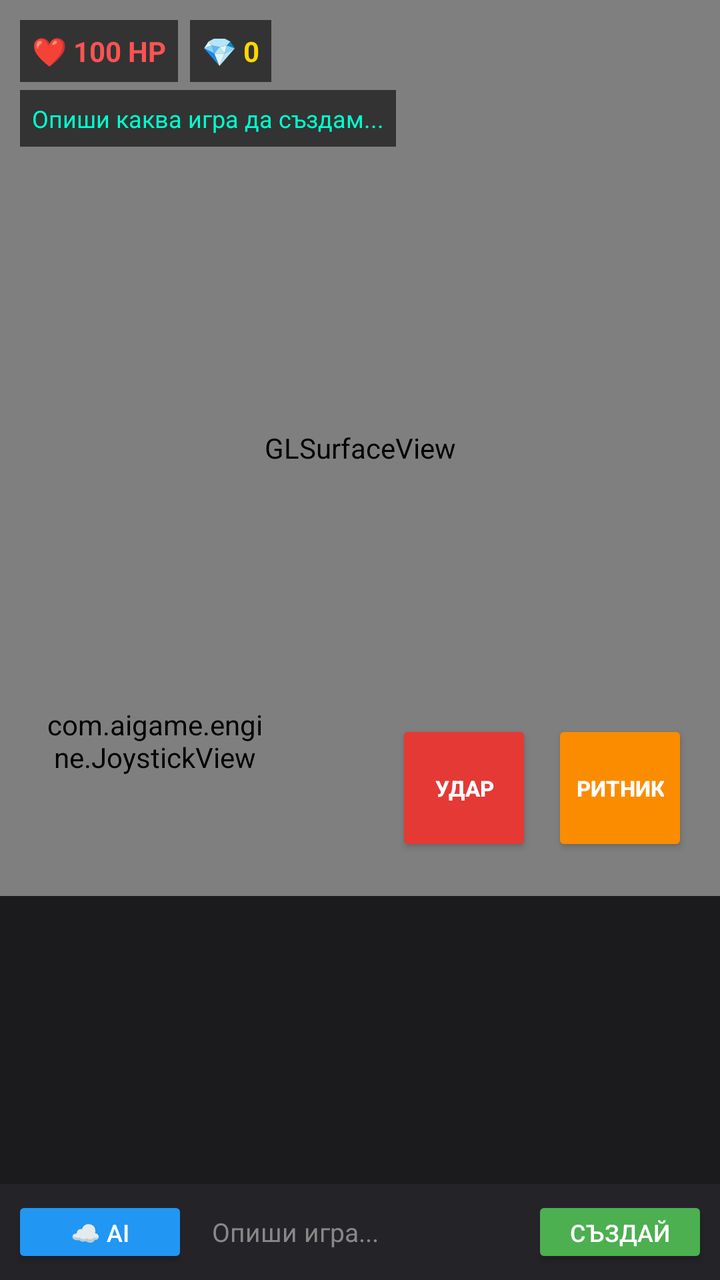
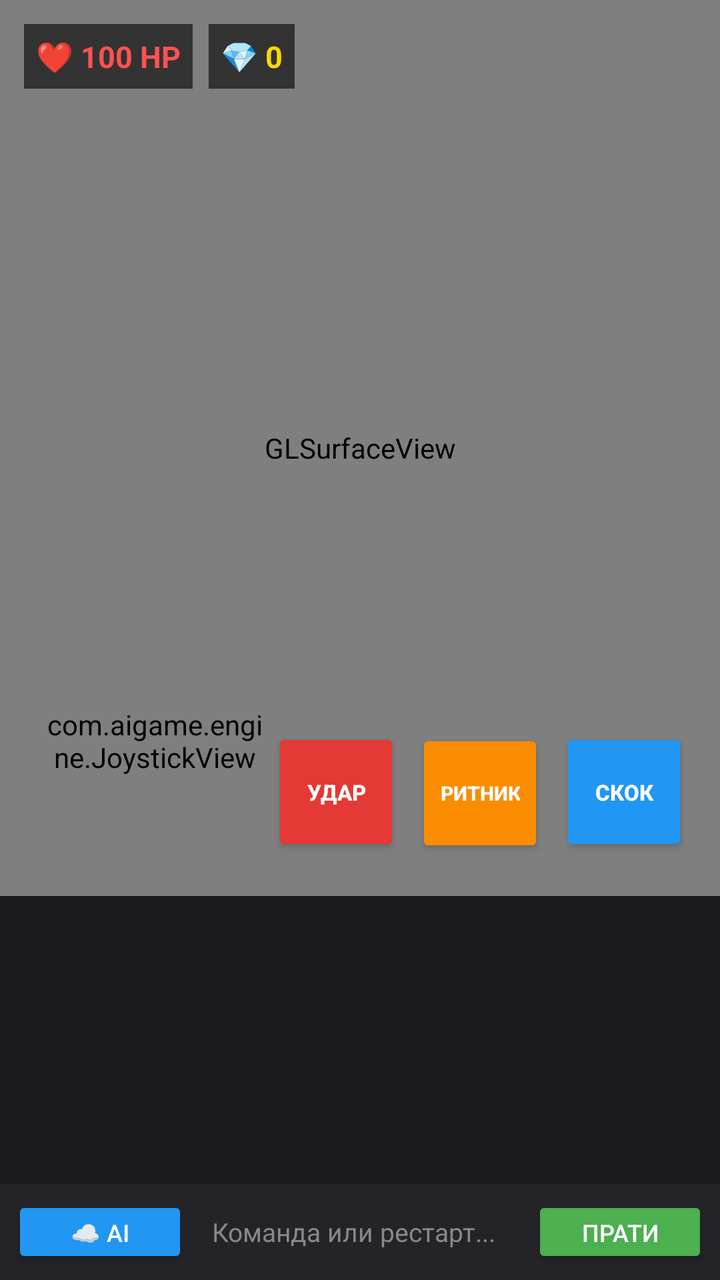

The first picture is an Android layout as it rendered before a commit; the second is the same layout after the commit. The layout source and the unified diff follow.
<!-- AndroidManifest.xml: application theme Theme.AppCompat.Light.NoActionBar -->
<!-- res/layout/activity_main.xml -->
<?xml version="1.0" encoding="utf-8"?>
<LinearLayout xmlns:android="http://schemas.android.com/apk/res/android"
    android:layout_width="match_parent"
    android:layout_height="match_parent"
    android:orientation="vertical"
    android:weightSum="100"
    android:background="#141416">

    
    <FrameLayout
        android:id="@+id/viewport_container"
        android:layout_width="match_parent"
        android:layout_height="0dp"
        android:layout_weight="70">

        <android.opengl.GLSurfaceView
            android:id="@+id/gl_surface_view"
            android:layout_width="match_parent"
            android:layout_height="match_parent" />

        
        <LinearLayout
            android:layout_width="wrap_content"
            android:layout_height="wrap_content"
            android:orientation="vertical"
            android:layout_gravity="top|start"
            android:layout_margin="10dp">

            <LinearLayout
                android:layout_width="wrap_content"
                android:layout_height="wrap_content"
                android:orientation="horizontal">

                <TextView
                    android:id="@+id/tv_hp"
                    android:layout_width="wrap_content"
                    android:layout_height="wrap_content"
                    android:text="❤️ 100 HP"
                    android:textColor="#FF5252"
                    android:textSize="14sp"
                    android:textStyle="bold"
                    android:background="#99000000"
                    android:padding="6dp"
                    android:layout_marginEnd="6dp"/>

                <TextView
                    android:id="@+id/tv_score"
                    android:layout_width="wrap_content"
                    android:layout_height="wrap_content"
                    android:text="💎 0"
                    android:textColor="#FFD700"
                    android:textSize="14sp"
                    android:textStyle="bold"
                    android:background="#99000000"
                    android:padding="6dp"/>
            </LinearLayout>

            <TextView
                android:id="@+id/tv_game_goal"
                android:layout_width="wrap_content"
                android:layout_height="wrap_content"
                android:layout_marginTop="4dp"
                android:text="Опиши каква игра да създам..."
                android:textColor="#00FFCC"
                android:textSize="12sp"
                android:background="#99000000"
                android:padding="6dp"/>
        </LinearLayout>

        
        <TextView
            android:id="@+id/tv_win_banner"
            android:layout_width="wrap_content"
            android:layout_height="wrap_content"
            android:layout_gravity="center"
            android:text="🏆 ПОБЕДА! 🏆"
            android:textColor="#FFEB3B"
            android:textSize="26sp"
            android:textStyle="bold"
            android:background="#DD000000"
            android:padding="14dp"
            android:visibility="gone"/>

        
        <com.aigame.engine.JoystickView
            android:id="@+id/joystick_view"
            android:layout_width="115dp"
            android:layout_height="115dp"
            android:layout_gravity="bottom|start"
            android:layout_marginStart="20dp"
            android:layout_marginBottom="20dp" />

        
        <LinearLayout
            android:layout_width="wrap_content"
            android:layout_height="wrap_content"
            android:orientation="horizontal"
            android:layout_gravity="bottom|end"
            android:layout_marginEnd="16dp"
            android:layout_marginBottom="20dp">

            <Button
                android:id="@+id/btn_action_a"
                android:layout_width="68dp"
                android:layout_height="68dp"
                android:text="УДАР"
                android:textSize="11sp"
                android:textStyle="bold"
                android:textColor="#FFFFFF"
                android:backgroundTint="#E53935"
                android:layout_marginEnd="10dp"/>

            <Button
                android:id="@+id/btn_action_b"
                android:layout_width="68dp"
                android:layout_height="68dp"
                android:text="РИТНИК"
                android:textSize="11sp"
                android:textStyle="bold"
                android:textColor="#FFFFFF"
                android:backgroundTint="#FB8C00"/>
        </LinearLayout>
    </FrameLayout>

    
    <LinearLayout
        android:id="@+id/chat_container"
        android:layout_width="match_parent"
        android:layout_height="0dp"
        android:layout_weight="30"
        android:orientation="vertical"
        android:background="#1B1B1E">

        <androidx.recyclerview.widget.RecyclerView
            android:id="@+id/chat_recycler"
            android:layout_width="match_parent"
            android:layout_height="0dp"
            android:layout_weight="1"
            android:padding="6dp"
            android:clipToPadding="false"/>

        <LinearLayout
            android:layout_width="match_parent"
            android:layout_height="wrap_content"
            android:orientation="horizontal"
            android:padding="6dp"
            android:background="#242428"
            android:gravity="center_vertical">

            <Button
                android:id="@+id/btn_ai_cloud"
                android:layout_width="wrap_content"
                android:layout_height="36dp"
                android:text="☁️ AI"
                android:textSize="12sp"
                android:backgroundTint="#2196F3"
                android:textColor="#FFFFFF"
                android:layout_marginEnd="6dp"/>

            <EditText
                android:id="@+id/chat_input"
                android:layout_width="0dp"
                android:layout_height="wrap_content"
                android:layout_weight="1"
                android:hint="Опиши игра..."
                android:textColorHint="#888888"
                android:textColor="#FFFFFF"
                android:background="@android:color/transparent"
                android:padding="6dp"
                android:textSize="13sp"
                android:inputType="textMultiLine"
                android:maxLines="2"/>

            <Button
                android:id="@+id/btn_send"
                android:layout_width="wrap_content"
                android:layout_height="36dp"
                android:text="Създай"
                android:textSize="12sp"
                android:backgroundTint="#4CAF50"
                android:textColor="#FFFFFF"/>
        </LinearLayout>
    </LinearLayout>
</LinearLayout>
<!-- resources referenced by this layout -->
<resources>

</resources>

<!-- the commit's change to res/layout/activity_main.xml (unified diff, before → after) -->
@@ -22,47 +22,30 @@
         <LinearLayout
             android:layout_width="wrap_content"
             android:layout_height="wrap_content"
-            android:orientation="vertical"
+            android:orientation="horizontal"
             android:layout_gravity="top|start"
-            android:layout_margin="10dp">
+            android:layout_margin="12dp">
 
-            <LinearLayout
+            <TextView
+                android:id="@+id/tv_hp"
                 android:layout_width="wrap_content"
                 android:layout_height="wrap_content"
-                android:orientation="horizontal">
-
-                <TextView
-                    android:id="@+id/tv_hp"
-                    android:layout_width="wrap_content"
-                    android:layout_height="wrap_content"
-                    android:text="❤️ 100 HP"
-                    android:textColor="#FF5252"
-                    android:textSize="14sp"
-                    android:textStyle="bold"
-                    android:background="#99000000"
-                    android:padding="6dp"
-                    android:layout_marginEnd="6dp"/>
-
-                <TextView
-                    android:id="@+id/tv_score"
-                    android:layout_width="wrap_content"
-                    android:layout_height="wrap_content"
-                    android:text="💎 0"
-                    android:textColor="#FFD700"
-                    android:textSize="14sp"
-                    android:textStyle="bold"
-                    android:background="#99000000"
-                    android:padding="6dp"/>
-            </LinearLayout>
+                android:text="❤️ 100 HP"
+                android:textColor="#FF5252"
+                android:textSize="15sp"
+                android:textStyle="bold"
+                android:background="#99000000"
+                android:padding="6dp"
+                android:layout_marginEnd="8dp"/>
 
             <TextView
-                android:id="@+id/tv_game_goal"
+                android:id="@+id/tv_score"
                 android:layout_width="wrap_content"
                 android:layout_height="wrap_content"
-                android:layout_marginTop="4dp"
-                android:text="Опиши каква игра да създам..."
-                android:textColor="#00FFCC"
-                android:textSize="12sp"
+                android:text="💎 0"
+                android:textColor="#FFD700"
+                android:textSize="15sp"
+                android:textStyle="bold"
                 android:background="#99000000"
                 android:padding="6dp"/>
         </LinearLayout>
@@ -100,25 +83,36 @@
             android:layout_marginBottom="20dp">
 
             <Button
-                android:id="@+id/btn_action_a"
-                android:layout_width="68dp"
-                android:layout_height="68dp"
+                android:id="@+id/btn_punch"
+                android:layout_width="64dp"
+                android:layout_height="64dp"
                 android:text="УДАР"
                 android:textSize="11sp"
                 android:textStyle="bold"
                 android:textColor="#FFFFFF"
                 android:backgroundTint="#E53935"
-                android:layout_marginEnd="10dp"/>
+                android:layout_marginEnd="8dp"/>
 
             <Button
-                android:id="@+id/btn_action_b"
-                android:layout_width="68dp"
-                android:layout_height="68dp"
+                android:id="@+id/btn_kick"
+                android:layout_width="64dp"
+                android:layout_height="64dp"
                 android:text="РИТНИК"
+                android:textSize="10sp"
+                android:textStyle="bold"
+                android:textColor="#FFFFFF"
+                android:backgroundTint="#FB8C00"
+                android:layout_marginEnd="8dp"/>
+
+            <Button
+                android:id="@+id/btn_jump"
+                android:layout_width="64dp"
+                android:layout_height="64dp"
+                android:text="СКОК"
                 android:textSize="11sp"
                 android:textStyle="bold"
                 android:textColor="#FFFFFF"
-                android:backgroundTint="#FB8C00"/>
+                android:backgroundTint="#2196F3"/>
         </LinearLayout>
     </FrameLayout>
 
@@ -162,7 +156,7 @@
                 android:layout_width="0dp"
                 android:layout_height="wrap_content"
                 android:layout_weight="1"
-                android:hint="Опиши игра..."
+                android:hint="Команда или рестарт..."
                 android:textColorHint="#888888"
                 android:textColor="#FFFFFF"
                 android:background="@android:color/transparent"
@@ -175,7 +169,7 @@
                 android:id="@+id/btn_send"
                 android:layout_width="wrap_content"
                 android:layout_height="36dp"
-                android:text="Създай"
+                android:text="Прати"
                 android:textSize="12sp"
                 android:backgroundTint="#4CAF50"
                 android:textColor="#FFFFFF"/>
